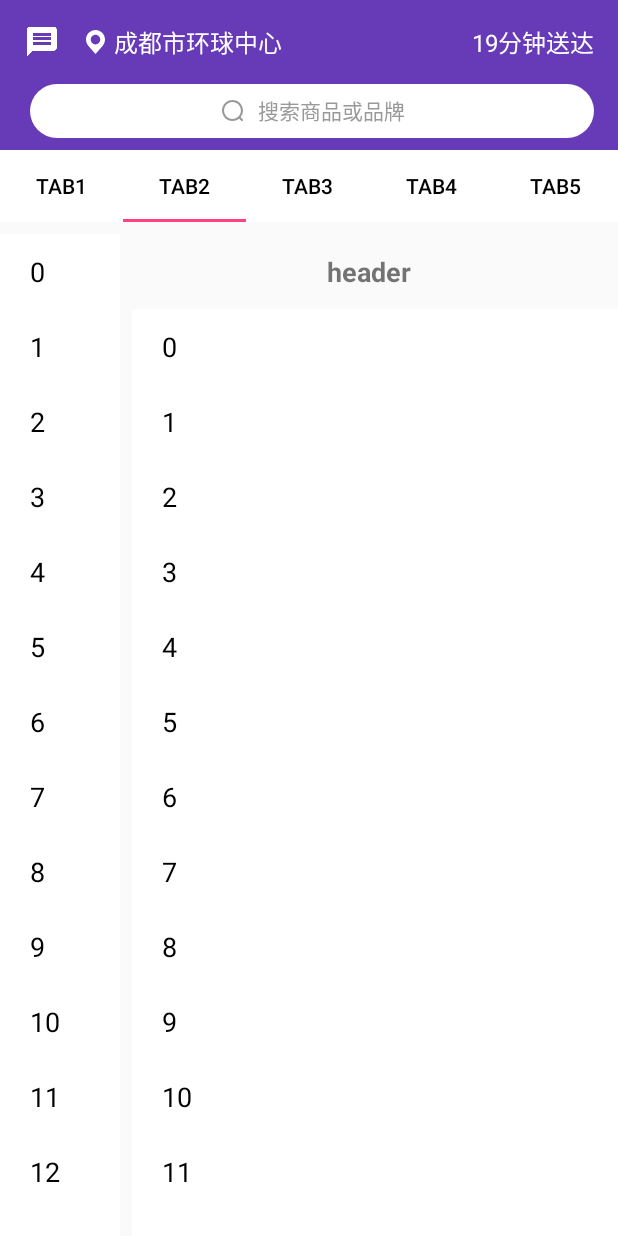
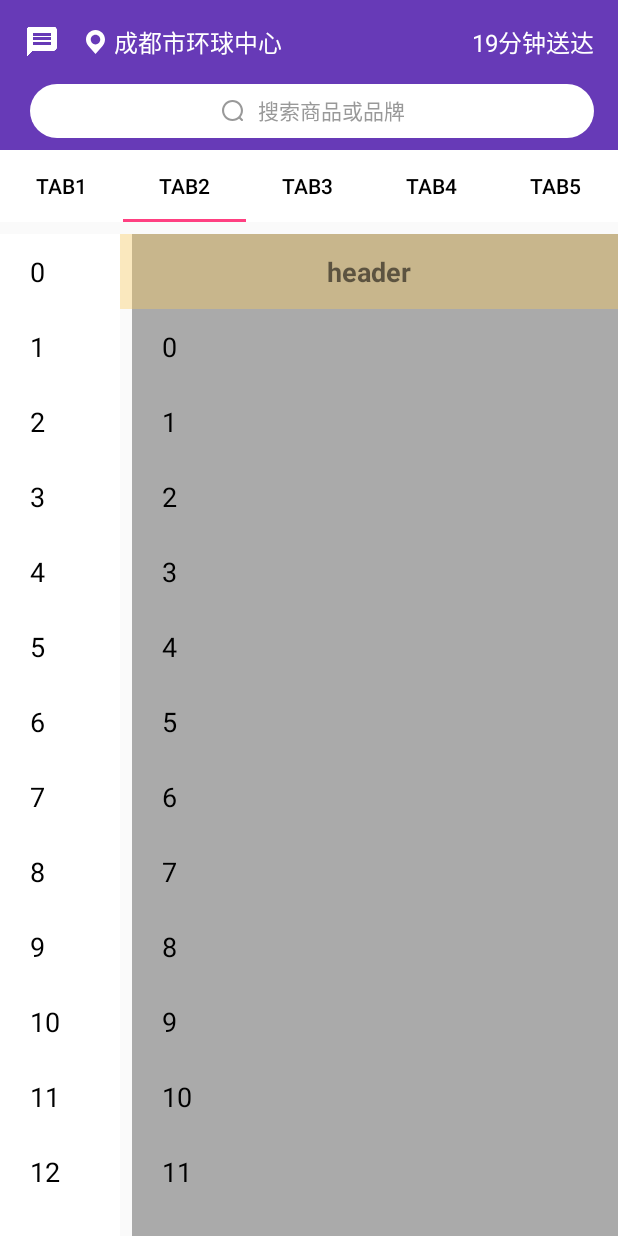
Before and after one commit to zhengjiong/ZJ_CollapsingToolbarLayout, an Android app: the Demo11 screen opened directly, with no data from a screen before it, tab 2 chosen, on a phone screen of 412 x 824 dp. Run offline under Robolectric (Android 15) with nearby library versions, the phone set to English and light mode, and no system bars; our stand-ins replace CircleImageView.

```diff
--- a/app/src/main/java/com/zj/example/zj_collapsingtoolbarlayout/Demo11.java
+++ b/app/src/main/java/com/zj/example/zj_collapsingtoolbarlayout/Demo11.java
@@ -131,18 +131,11 @@ public class Demo11 extends AppCompatActivity {
                 for (int i = 0; i < fragments.size(); i++) {
                     final TestTwoFragment twoFragment = (TestTwoFragment) fragments.get(i);
                     if (i == position) {
-                        twoFragment.mRecyclerView2.setOnScrollListener(new RecyclerView.OnScrollListener() {
-                            @Override
-                            public void onScrollStateChanged(RecyclerView recyclerView, int newState) {
-                                super.onScrollStateChanged(recyclerView, newState);
-                            }
-
-                            @Override
-                            public void onScrolled(RecyclerView recyclerView, int dx, int dy) {
-                                super.onScrolled(recyclerView, dx, dy);
-                                System.out.println("currentPosition=" + position + " ,getScollYDistance=" + getScollYDistance(twoFragment.mRecyclerView2));
-                            }
-                        });
+                        twoFragment.mRecyclerView2.setOnScrollListener(new MyScrollListener(
+                                twoFragment.mRecyclerView2,
+                                twoFragment.headerView,
+                                position
+                        ));
                     } else {
                         twoFragment.mRecyclerView2.setOnScrollListener(null);
                     }
@@ -165,4 +158,34 @@ public class Demo11 extends AppCompatActivity {
         int itemHeight = firstVisiableChildView.getHeight();
         return (position) * itemHeight - firstVisiableChildView.getTop();
     }
+
+    class MyScrollListener extends RecyclerView.OnScrollListener {
+        int position;
+        RecyclerView recyclerView;
+        View headerView;
+
+        MyScrollListener(RecyclerView recyclerView, View headerView, int position) {
+            this.recyclerView = recyclerView;
+            this.headerView = headerView;
+            this.position = position;
+        }
+
+        @Override
+        public void onScrollStateChanged(RecyclerView recyclerView, int newState) {
+            super.onScrollStateChanged(recyclerView, newState);
+        }
+
+        @Override
+        public void onScrolled(RecyclerView recyclerView, int dx, int dy) {
+            super.onScrolled(recyclerView, dx, dy);
+            int scollYDistance = getScollYDistance(recyclerView);
+            System.out.println("currentPosition=" + position + " ,getScollYDistance=" +
+                    scollYDistance);
+            scollYDistance += 150;
+            if (scollYDistance < 0) {
+                scollYDistance = 0;
+            }
+            headerView.setTranslationY(-scollYDistance);
+        }
+    }
 }
--- a/app/src/main/java/com/zj/example/zj_collapsingtoolbarlayout/TestTwoFragment.java
+++ b/app/src/main/java/com/zj/example/zj_collapsingtoolbarlayout/TestTwoFragment.java
@@ -27,6 +27,7 @@ public class TestTwoFragment extends Fragment {
     private List<String> mItems = new ArrayList<>();
     private RecyclerView mRecyclerView1;
     public RecyclerView mRecyclerView2;
+    public View headerView;
 
     public static TestTwoFragment newInstance() {
 
@@ -43,6 +44,7 @@ public class TestTwoFragment extends Fragment {
         View view = inflater.inflate(R.layout.fragment_test_two_layout, container, false);
         mRecyclerView1 = (RecyclerView) view.findViewById(R.id.recyclerview1);
         mRecyclerView2 = (RecyclerView) view.findViewById(R.id.recyclerview2);
+        headerView = view.findViewById(R.id.header);
 
         for (int i = 0; i < 30; i++) {
             mItems.add(String.valueOf(i));
--- a/app/src/main/res/layout/fragment_test_two_layout.xml
+++ b/app/src/main/res/layout/fragment_test_two_layout.xml
@@ -14,29 +14,31 @@
         android:layout_height="match_parent"
         android:background="@android:color/white"
         android:clipToPadding="false"
-        android:paddingBottom="50dp"
         android:scrollbars="none"
         android:visibility="visible"/>
 
-    <LinearLayout
+    <FrameLayout
         android:layout_width="match_parent"
         android:layout_height="match_parent"
         android:orientation="vertical">
-        <TextView
-            android:layout_width="match_parent"
-            android:layout_height="50dp"
-            android:gravity="center"
-            android:textSize="18dp"
-            android:textStyle="bold"
-            android:text="header"/>
 
         <android.support.v7.widget.RecyclerView
             android:id="@+id/recyclerview2"
             android:layout_width="match_parent"
             android:layout_height="match_parent"
             android:layout_marginLeft="8dp"
-            android:background="@android:color/white"
+            android:background="@android:color/darker_gray"
             android:clipToPadding="false"
-            android:paddingBottom="50dp"/>
-    </LinearLayout>
+            android:paddingTop="50dp"/>
+
+        <TextView
+            android:id="@+id/header"
+            android:layout_width="match_parent"
+            android:layout_height="50dp"
+            android:gravity="center"
+            android:background="#60f9c95b"
+            android:text="header"
+            android:textSize="18dp"
+            android:textStyle="bold"/>
+    </FrameLayout>
 </LinearLayout>
```
